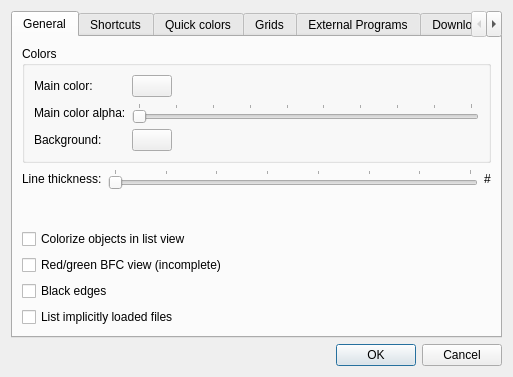
This is src/ui/config.ui in crimsondusk/ldforge as Qt 5 draws it before an edit. The edited form follows.
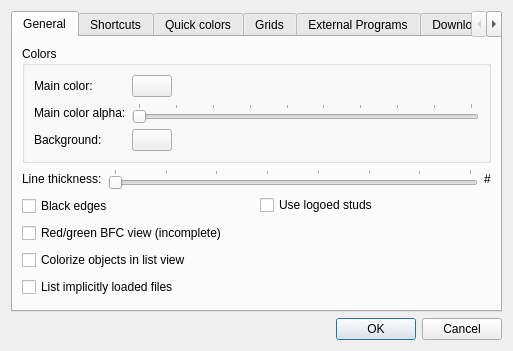
This is the edited form. Icons and pictures are not drawn.

Commit message: added support for logoed studs

Diff of the .ui file:
```diff
--- a/src/ui/config.ui
+++ b/src/ui/config.ui
@@ -7,7 +7,7 @@
     <x>0</x>
     <y>0</y>
     <width>513</width>
-    <height>377</height>
+    <height>351</height>
    </rect>
   </property>
   <property name="windowTitle">
@@ -190,25 +190,9 @@
         </layout>
        </item>
        <item>
-        <widget class="QCheckBox" name="colorizeObjects">
-         <property name="whatsThis">
-          <string>Makes colored objects (non-16 and 24) appear colored in the list view. A red triangle will, for instance, have its entry written in red text. This can be useful to locate colored objects.</string>
-         </property>
-         <property name="text">
-          <string>Colorize objects in list view</string>
-         </property>
-        </widget>
-       </item>
+        <layout class="QHBoxLayout" name="horizontalLayout_8">
        <item>
-        <widget class="QCheckBox" name="colorBFC">
-         <property name="whatsThis">
-          <string>Polygons' front sides become green and back sides red.</string>
-         </property>
-         <property name="text">
-          <string>Red/green BFC view (incomplete)</string>
-         </property>
-        </widget>
-       </item>
+          <layout class="QVBoxLayout" name="verticalLayout_11">
        <item>
         <widget class="QCheckBox" name="blackEdges">
          <property name="whatsThis">
@@ -219,12 +203,60 @@
          </property>
         </widget>
        </item>
+           <item>
+            <widget class="QCheckBox" name="colorBFC">
+             <property name="whatsThis">
+              <string>Polygons' front sides become green and back sides red.</string>
+             </property>
+             <property name="text">
+              <string>Red/green BFC view (incomplete)</string>
+             </property>
+            </widget>
+           </item>
+           <item>
+            <widget class="QCheckBox" name="colorizeObjects">
+             <property name="whatsThis">
+              <string>Makes colored objects (non-16 and 24) appear colored in the list view. A red triangle will, for instance, have its entry written in red text. This can be useful to locate colored objects.</string>
+             </property>
+             <property name="text">
+              <string>Colorize objects in list view</string>
+             </property>
+            </widget>
+           </item>
        <item>
         <widget class="QCheckBox" name="implicitFiles">
          <property name="text">
           <string>List implicitly loaded files</string>
          </property>
         </widget>
+           </item>
+          </layout>
+         </item>
+         <item>
+          <layout class="QVBoxLayout" name="verticalLayout_12">
+           <item>
+            <widget class="QCheckBox" name="m_logostuds">
+             <property name="text">
+              <string>Use logoed studs</string>
+             </property>
+            </widget>
+           </item>
+           <item>
+            <spacer name="verticalSpacer_6">
+             <property name="orientation">
+              <enum>Qt::Vertical</enum>
+             </property>
+             <property name="sizeHint" stdset="0">
+              <size>
+               <width>20</width>
+               <height>40</height>
+              </size>
+             </property>
+            </spacer>
+           </item>
+          </layout>
+         </item>
+        </layout>
        </item>
       </layout>
      </widget>
```
Lines whose indentation alone changed are shown as unchanged. The commit also changes 3 other files.
